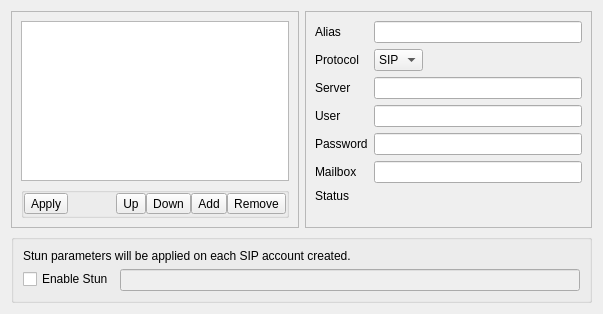
First picture: the form in src/conf/dlgaccountsbase.ui, repository KDE/ring-kde, before the edit.
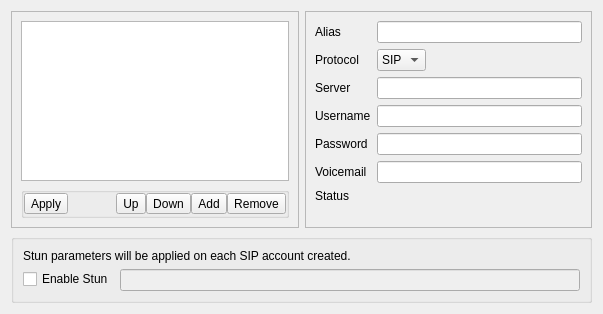
Second picture: the form after the edit. Custom widgets are drawn as their Qt base class.

Commit message: [#1860] mailbox->voicemail...

What changed in the file:
```diff
--- a/src/conf/dlgaccountsbase.ui
+++ b/src/conf/dlgaccountsbase.ui
@@ -319,7 +319,7 @@
          <item row="3" column="0">
           <widget class="QLabel" name="label4_user">
            <property name="text">
-            <string>User</string>
+            <string>Username</string>
            </property>
            <property name="buddy">
             <cstring>edit4_user</cstring>
@@ -349,7 +349,7 @@
          <item row="5" column="0">
           <widget class="QLabel" name="label6_mailbox">
            <property name="text">
-            <string>Mailbox</string>
+            <string>Voicemail</string>
            </property>
            <property name="buddy">
             <cstring>edit6_mailbox</cstring>
```
The commit also changes 2 other files.
